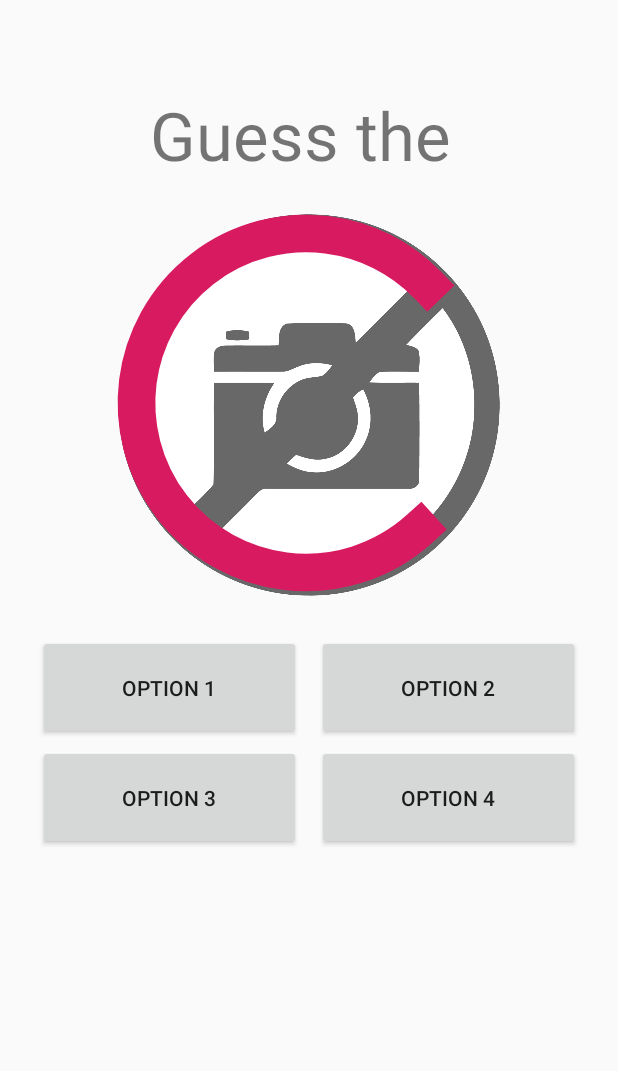
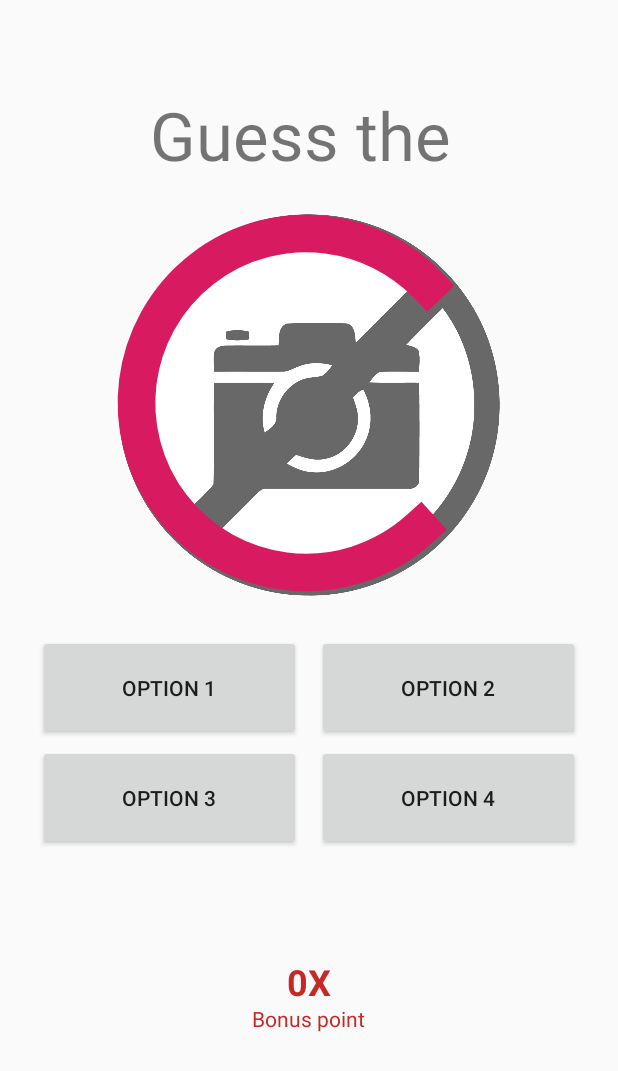
Before and after one commit to pinakip1998/GuessingGame, an Android app: the layout activity_main.xml on its own in the app's theme, with its tools: preview values and no code run, on a phone screen of 412 x 824 dp. Shown: the top 1071 px of the screen. Run offline under Robolectric (Android 15) with nearby library versions, the phone set to English and light mode, and no system bars.

Commit message:
Bonus point addition

```diff
--- a/app/src/main/res/layout/activity_main.xml
+++ b/app/src/main/res/layout/activity_main.xml
@@ -83,7 +83,9 @@
                 android:text="option 4" />
         </LinearLayout>
     </LinearLayout>
-</LinearLayout>
+
+
+    </LinearLayout>
 
     <ImageView
         android:id="@+id/image_buffer"
@@ -106,4 +108,26 @@
         android:layout_marginStart="20dp"
         android:layout_marginTop="58dp"
         android:layout_marginEnd="24dp" />
+
+    <TextView
+        android:id="@+id/textCorrect"
+        android:layout_width="wrap_content"
+        android:layout_height="wrap_content"
+        android:layout_alignParentTop="true"
+        android:layout_centerHorizontal="true"
+        android:layout_marginTop="578dp"
+        android:text="0X"
+        android:textColor="#C62828"
+        android:textSize="24sp"
+        android:textStyle="bold" />
+
+    <TextView
+        android:id="@+id/text"
+        android:layout_width="wrap_content"
+        android:layout_height="wrap_content"
+        android:layout_below="@+id/textCorrect"
+        android:layout_marginTop="-1dp"
+        android:layout_centerHorizontal="true"
+        android:text="Bonus point"
+        android:textColor="#C62828" />
 </RelativeLayout>
```
Also changed, not shown: app/src/main/java/com/example/guessinggame/MainActivity.java (+14 -4 lines).
